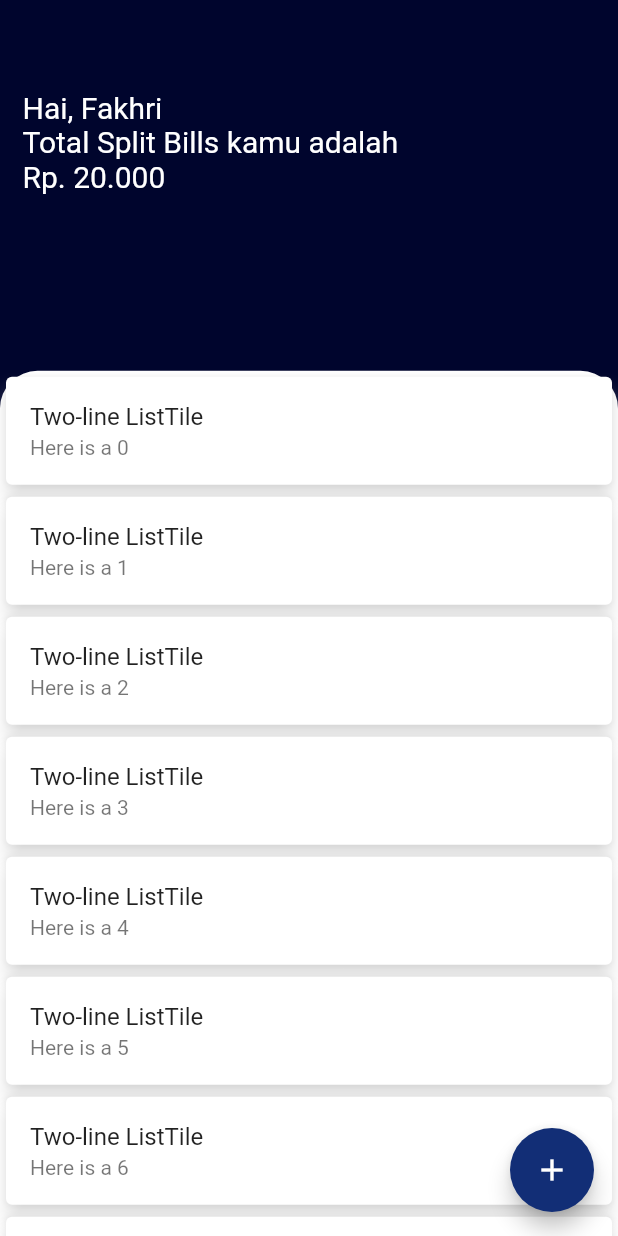
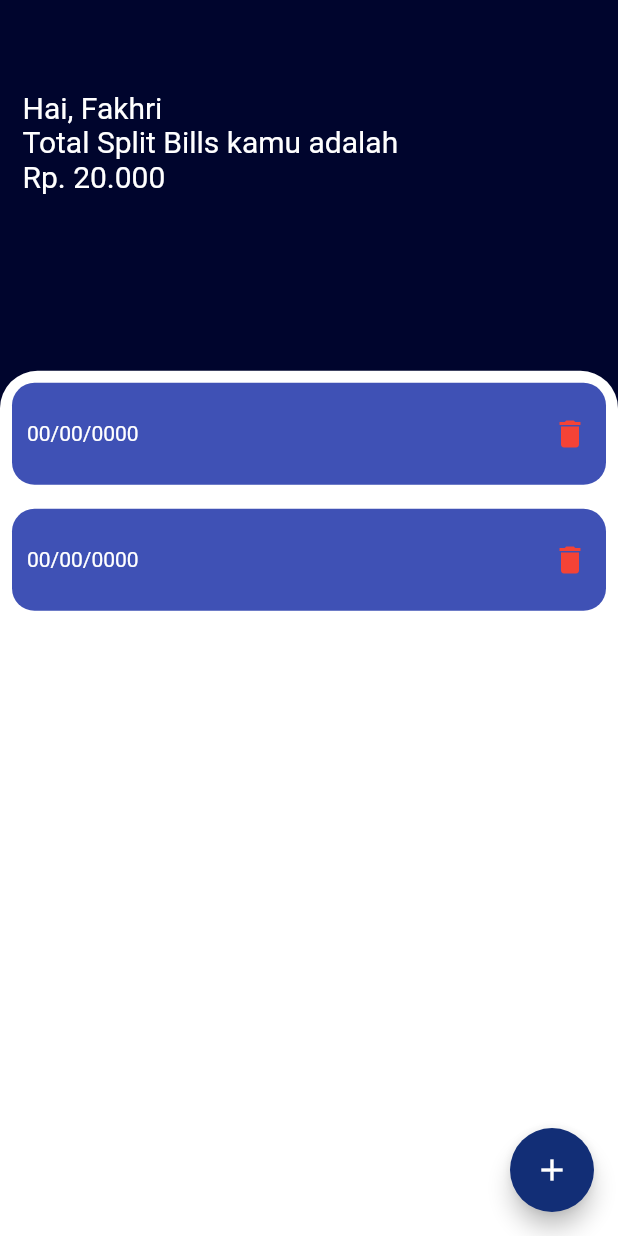
Before and after one commit to fakhrads/patungan, a Flutter app: the Home screen opened directly, on a phone screen of 412 x 824 dp. Run offline on Flutter 3.47's test engine with Material 2 defaults, Android fonts, the phone set to English and light mode, and no system bars; our stand-ins replace sqflite; accounts and stored records are empty; network calls fail.

Commit message:
Buat oji nih

```diff
--- a/lib/src/components/home/groupContainer.dart
+++ b/lib/src/components/home/groupContainer.dart
@@ -1,6 +1,7 @@
 import 'package:flutter/material.dart';
 import 'package:patungan/src/views/detail_group/detailGroup.dart';
 import 'groupCard.dart';
+import '../../db/sql_helper.dart';
 
 class GroupContainer extends StatefulWidget {
   const GroupContainer({Key? key}) : super(key: key);
@@ -10,6 +11,16 @@ class GroupContainer extends StatefulWidget {
 }
 
 class _GroupContainerState extends State<GroupContainer> {
+  final List<String> entries = <String>[
+    'A',
+    'B',
+  ];
+  final List<int> colorCodes = <int>[
+    600,
+    500,
+    100,
+    100,
+  ];
   @override
   Widget build(BuildContext context) {
     return Stack(children: <Widget>[
@@ -55,26 +66,38 @@ class _GroupContainerState extends State<GroupContainer> {
                         ],
                       )),
                 ),
-                ListView.builder(
-                  controller: scrollController,
-                  itemCount: 25,
-                  itemBuilder: (BuildContext context, int index) {
-                    return Card(
-                      shadowColor: Colors.white,
-                      elevation: 5,
-                      child: ListTile(
-                        onTap: () {
-                          Navigator.push(
-                              context,
-                              MaterialPageRoute(
-                                  builder: (context) => DetaiLGroup(id: 1)));
-                        },
-                        title: Text('Two-line ListTile'),
-                        subtitle: Text('Here is a $index'),
-                      ),
-                    );
-                  },
-                ),
+                ListView.separated(
+                    padding: const EdgeInsets.all(8),
+                    itemCount: entries.length,
+                    separatorBuilder: (BuildContext context, int index) =>
+                        const Divider(
+                          color: Colors.transparent,
+                        ),
+                    itemBuilder: (BuildContext context, int index) {
+                      return Container(
+                          padding: const EdgeInsets.only(left: 10),
+                          height: 68,
+                          decoration: BoxDecoration(
+                            borderRadius: BorderRadius.all(Radius.circular(15)),
+                            color: Colors.indigo,
+                          ),
+                          child: Row(
+                            mainAxisAlignment: MainAxisAlignment.spaceBetween,
+                            children: [
+                              Text(
+                                "00/00/0000",
+                                style: TextStyle(color: Colors.white),
+                              ),
+                              IconButton(
+                                onPressed: () {},
+                                icon: Icon(
+                                  Icons.delete,
+                                  color: Colors.red,
+                                ),
+                              )
+                            ],
+                          ));
+                    }),
               ]));
         },
       ))
```
